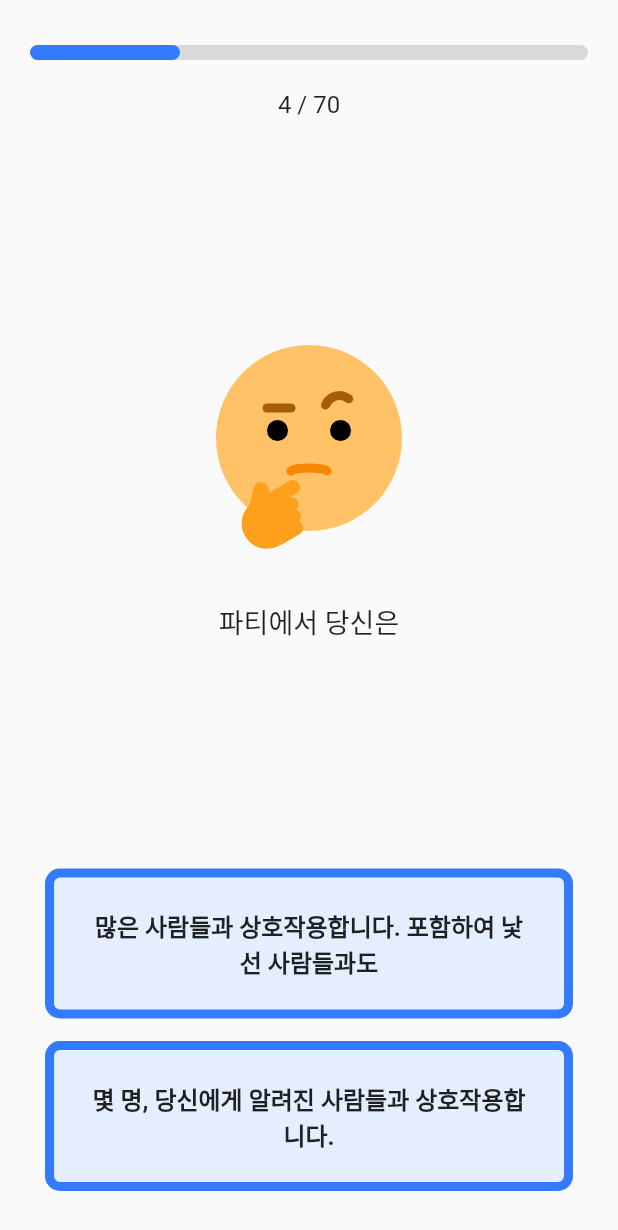
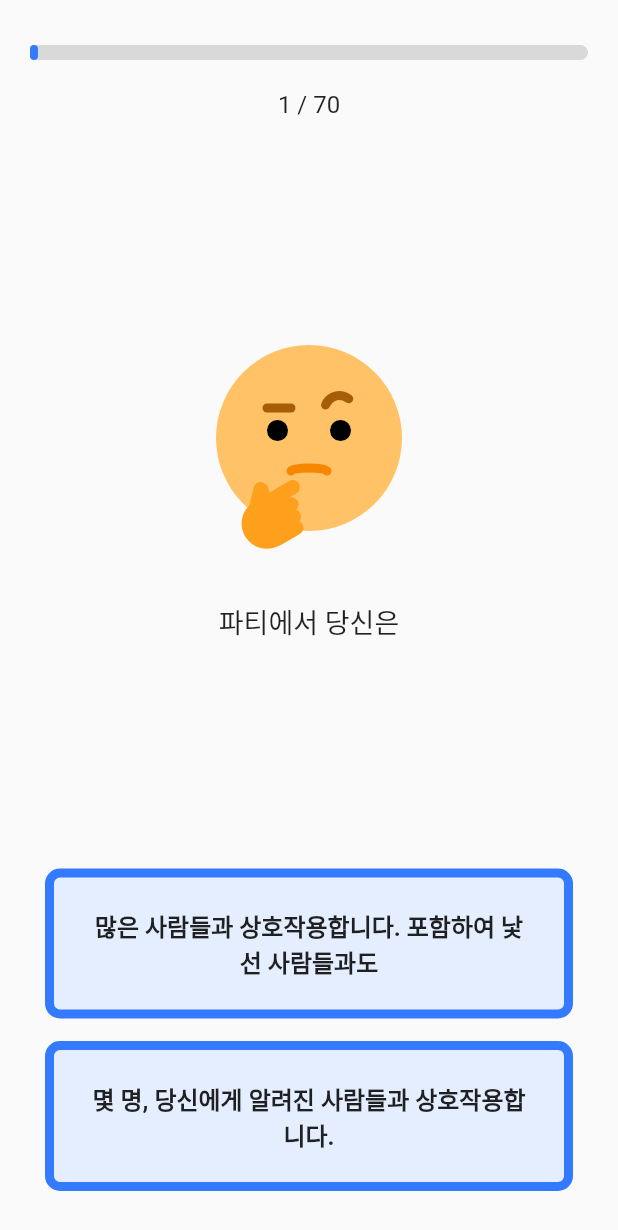
Before and after one commit to Kim-kwan-woo/mbti-app, a Flutter app: the TestPage screen opened directly, on a phone screen of 412 x 824 dp. Shown: the top 1230 px of the screen. Run offline on Flutter 3.47's test engine with Material 2 defaults, Android fonts, the phone set to English and light mode, and no system bars; our stand-ins replace flutter_svg.

Commit message:
기본 앱 디자인 및 기능 구현 완료

```diff
--- a/lib/main.dart
+++ b/lib/main.dart
@@ -1,5 +1,5 @@
 import 'package:flutter/material.dart';
-import 'package:testapp/pages/main_page.dart';
+import 'package:testapp/view/pages/main_page.dart';
 
 void main() {
   runApp(const MyApp());
--- a/lib/pages/test_page.dart
+++ b/lib/view/pages/test_page.dart
@@ -1,17 +1,30 @@
 import 'package:flutter/material.dart';
 import 'package:flutter_svg/flutter_svg.dart';
-import 'package:testapp/pages/result_page.dart';
-import 'package:testapp/util/app_color.dart';
+import 'package:testapp/view/pages/result_page.dart';
 import 'package:testapp/util/data_source.dart';
+import 'package:testapp/view/widgets/option_card.dart';
+import 'package:testapp/view/widgets/test_progress_bar.dart';
 
-class TestPage extends StatelessWidget {
-  TestPage({super.key});
+class TestPage extends StatefulWidget {
+  const TestPage({super.key});
+
+  @override
+  State<TestPage> createState() => _TestPageState();
+}
+
+class _TestPageState extends State<TestPage> {
   final pageController = PageController();
+
   int currentPage = 0;
+
   List<int> result = [0, 0, 0, 0];
+
+  int questionIdx = 1;
 
   //answer가 두 가지 답변 중 위쪽 답변이면 1 아래쪽 답변이면 0
   onTapAnswer(int questionNum, int answer, BuildContext context) {
+    questionIdx++;
+
     switch (questionNum % 7) {
       case 1:
         result[0] += answer;
@@ -33,6 +46,8 @@ class TestPage extends StatelessWidget {
       currentPage += 1;
       pageController.jumpToPage(currentPage);
     }
+
+    setState(() {});
   }
 
   getMbti() {
@@ -73,30 +88,13 @@ class TestPage extends StatelessWidget {
           padding: const EdgeInsets.symmetric(horizontal: 20.0, vertical: 30.0),
           child: Column(
             children: [
-              Stack(
-                children: [
-                  Container(
-                    height: 10,
-                    width: double.infinity,
-                    decoration: BoxDecoration(
-                      color: AppColor.grayscale,
-                      borderRadius: BorderRadius.circular(10.0),
-                    ),
-                  ),
-                  Container(
-                    height: 10,
-                    width: 100,
-                    decoration: BoxDecoration(
-                      color: AppColor.primary,
-                      borderRadius: BorderRadius.circular(10.0),
-                    ),
-                  ),
-                ],
+              TestProgressBar(
+                questionIdx: questionIdx,
               ),
               const SizedBox(height: 20),
-              const Text(
-                style: TextStyle(fontSize: 16),
-                '4 / 70',
+              Text(
+                style: const TextStyle(fontSize: 16),
+                '${questionIdx.toString()} / 70',
               ),
               Expanded(
                 child: PageView(
@@ -128,56 +126,16 @@ class TestPage extends StatelessWidget {
                                   ],
                                 ),
                               ),
-                              InkWell(
+                              OptionCard(
                                 onTap: () =>
                                     onTapAnswer(e['index'], 1, context),
-                                child: Container(
-                                  width: double.infinity,
-                                  alignment: Alignment.center,
-                                  padding: const EdgeInsets.all(20),
-                                  decoration: BoxDecoration(
-                                    color: AppColor.subColor,
-                                    borderRadius: BorderRadius.circular(10.0),
-                                    border: Border.all(
-                                      width: 6,
-                                      color: AppColor.primary,
-                                    ),
-                                  ),
-                                  child: Text(
-                                    textAlign: TextAlign.center,
-                                    style: const TextStyle(
-                                      fontSize: 16,
-                                      fontWeight: FontWeight.w700,
-                                    ),
-                                    e['options'].first.toString(),
-                                  ),
-                                ),
+                                optionText: e['options'].first.toString(),
                               ),
                               const SizedBox(height: 15),
-                              InkWell(
+                              OptionCard(
                                 onTap: () =>
                                     onTapAnswer(e['index'], 0, context),
-                                child: Container(
-                                  width: double.infinity,
-                                  alignment: Alignment.center,
-                                  padding: const EdgeInsets.all(20),
-                                  decoration: BoxDecoration(
-                                    color: AppColor.subColor,
-                                    borderRadius: BorderRadius.circular(10.0),
-                                    border: Border.all(
-                                      width: 6,
-                                      color: AppColor.primary,
-                                    ),
-                                  ),
-                                  child: Text(
-                                    textAlign: TextAlign.center,
-                                    style: const TextStyle(
-                                      fontSize: 16,
-                                      fontWeight: FontWeight.w700,
-                                    ),
-                                    e['options'].last.toString(),
-                                  ),
-                                ),
+                                optionText: e['options'].last.toString(),
                               ),
                             ],
                           ),
--- /dev/null
+++ b/lib/view/widgets/option_card.dart
@@ -0,0 +1,37 @@
+import 'package:flutter/material.dart';
+import 'package:testapp/util/app_color.dart';
+
+class OptionCard extends StatelessWidget {
+  const OptionCard({super.key, required this.onTap, required this.optionText});
+
+  final VoidCallback onTap;
+  final String optionText;
+
+  @override
+  Widget build(BuildContext context) {
+    return InkWell(
+      onTap: onTap,
+      child: Container(
+        width: double.infinity,
+        alignment: Alignment.center,
+        padding: const EdgeInsets.all(20),
+        decoration: BoxDecoration(
+          color: AppColor.subColor,
+          borderRadius: BorderRadius.circular(10.0),
+          border: Border.all(
+            width: 6,
+            color: AppColor.primary,
+          ),
+        ),
+        child: Text(
+          textAlign: TextAlign.center,
+          style: const TextStyle(
+            fontSize: 16,
+            fontWeight: FontWeight.w700,
+          ),
+          optionText,
+        ),
+      ),
+    );
+  }
+}
--- /dev/null
+++ b/lib/view/widgets/test_progress_bar.dart
@@ -0,0 +1,61 @@
+import 'package:flutter/material.dart';
+import 'package:testapp/util/app_color.dart';
+
+class TestProgressBar extends StatefulWidget {
+  const TestProgressBar({super.key, required this.questionIdx});
+
+  final int questionIdx;
+
+  @override
+  State<TestProgressBar> createState() => _TestProgressBarState();
+}
+
+class _TestProgressBarState extends State<TestProgressBar> {
+  final GlobalKey _containerKey = GlobalKey();
+  Size? size;
+
+  Size? _getSize() {
+    if (_containerKey.currentContext != null) {
+      final RenderBox renderBox =
+          _containerKey.currentContext!.findRenderObject() as RenderBox;
+      Size size = renderBox.size;
+      return size;
+    }
+    return null;
+  }
+
+  @override
+  void initState() {
+    super.initState();
+    WidgetsBinding.instance.addPostFrameCallback((_) {
+      setState(() {
+        size = _getSize();
+      });
+    });
+  }
+
+  @override
+  Widget build(BuildContext context) {
+    return Stack(
+      children: [
+        Container(
+          key: _containerKey,
+          height: 10,
+          width: double.infinity,
+          decoration: BoxDecoration(
+            color: AppColor.grayscale,
+            borderRadius: BorderRadius.circular(10.0),
+          ),
+        ),
+        Container(
+          height: 10,
+          width: size != null ? ((size!.width / 70) * widget.questionIdx) : 0,
+          decoration: BoxDecoration(
+            color: AppColor.primary,
+            borderRadius: BorderRadius.circular(10.0),
+          ),
+        ),
+      ],
+    );
+  }
+}
```
Also changed, not shown: lib/pages/result_page.dart (deleted, +0 -54 lines), lib/view/pages/main_page.dart (renamed from lib/pages/main_page.dart, +5 -15 lines), lib/view/pages/result_page.dart (added, +71 -0 lines), lib/view/widgets/main_elevated_button.dart (added, +30 -0 lines), lib/view/widgets/round_custom_painter.dart (added, +28 -0 lines), 2 other files.
